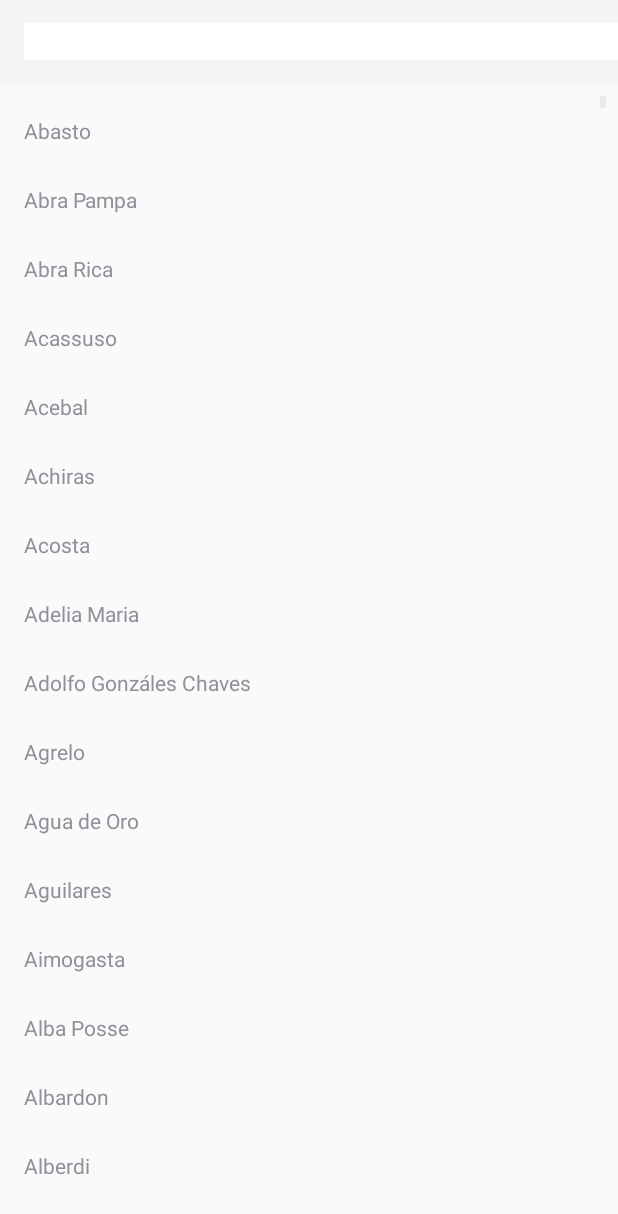
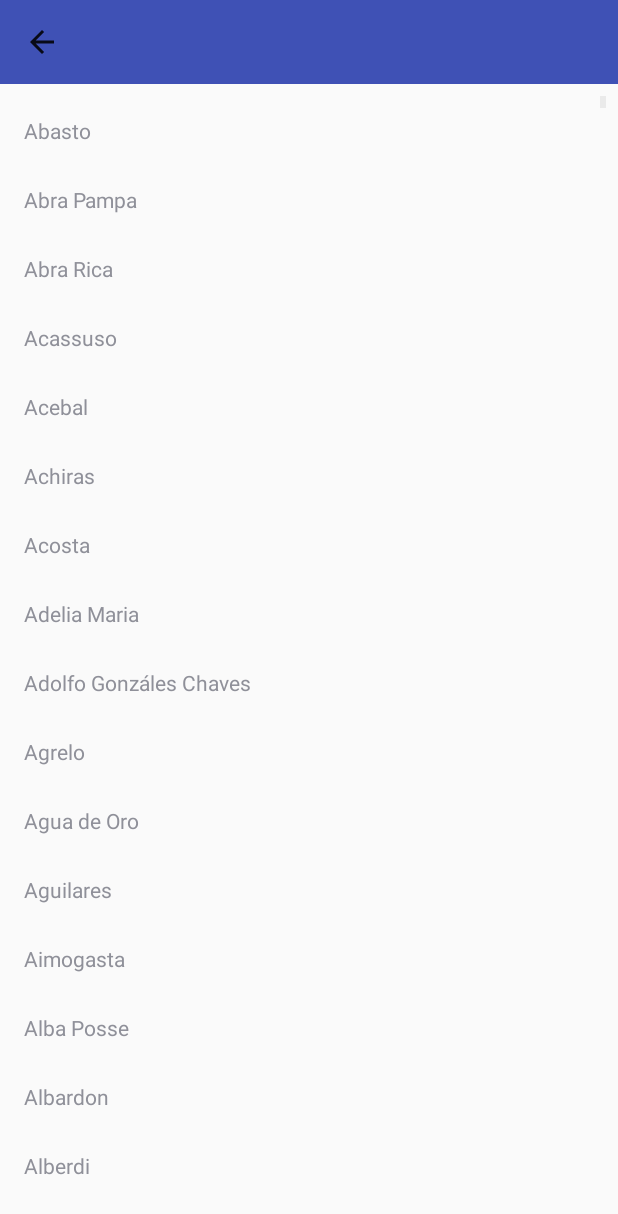
Before and after one commit to emanuelcondo/TP0-Taller-de-Proyectos-2, an Android app: the CitiesActivity screen opened directly, with no data from a screen before it, on a phone screen of 412 x 824 dp. Shown: the top 1214 px of the screen. Run offline under Robolectric (Android 15) with nearby library versions, the phone set to English and light mode, and no system bars; network calls fail.

Commit message:
boton para volver atras desde ciudades

```diff
--- a/app/src/main/java/com/fiuba/tdp2/tp0/temperatura/CitiesActivity.java
+++ b/app/src/main/java/com/fiuba/tdp2/tp0/temperatura/CitiesActivity.java
@@ -1,5 +1,6 @@
 package com.fiuba.tdp2.tp0.temperatura;
 
+import android.content.Intent;
 import android.support.v7.app.AppCompatActivity;
 import android.os.Bundle;
 import android.support.v7.widget.LinearLayoutManager;
@@ -8,6 +9,7 @@ import android.support.v7.widget.Toolbar;
 import android.text.Editable;
 import android.text.TextWatcher;
 import android.util.Log;
+import android.view.View;
 import android.widget.EditText;
 
 import com.fiuba.tdp2.tp0.temperatura.dominio.City;
@@ -36,6 +38,16 @@ public class CitiesActivity extends AppCompatActivity {
 
         toolbar = findViewById(R.id.citiestoolbar);
         setSupportActionBar(toolbar);
+        getSupportActionBar().setDisplayHomeAsUpEnabled(true);
+        getSupportActionBar().setDisplayShowHomeEnabled(true);
+
+        toolbar.setNavigationOnClickListener(new View.OnClickListener() {
+            @Override
+            public void onClick(View v) {
+                startActivity(new Intent(getApplicationContext(), MainActivity.class));
+                finish();
+            }
+        });
 
         cities = this.loadCities();
         citiesArrayAdapter = new CitiesAdapter(getApplicationContext(), cities);
--- a/app/src/main/res/layout/activity_cities.xml
+++ b/app/src/main/res/layout/activity_cities.xml
@@ -12,7 +12,8 @@
         android:layout_width="match_parent"
         android:layout_height="wrap_content"
         android:layout_alignParentTop="true"
-        android:background="?attr/colorPrimary"
+
+        android:background="@color/colorPrimary"
         android:minHeight="?attr/actionBarSize"
         android:theme="?attr/actionBarTheme">
 
@@ -20,7 +21,9 @@
             android:id="@+id/myEditText"
             android:layout_width="match_parent"
             android:layout_height="match_parent"
-            android:background="#fff" />
+            android:layout_marginRight="8dp"
+            android:textColor="@color/colorDefault"
+            android:background="@null" />
     </android.support.v7.widget.Toolbar>
 
     <android.support.v7.widget.RecyclerView
--- a/app/src/main/res/values/colors.xml
+++ b/app/src/main/res/values/colors.xml
@@ -3,4 +3,5 @@
     <color name="colorPrimary">#3F51B5</color>
     <color name="colorPrimaryDark">#303F9F</color>
     <color name="colorAccent">#FF4081</color>
+    <color name="colorDefault">#FFFFFF</color>
 </resources>
```
